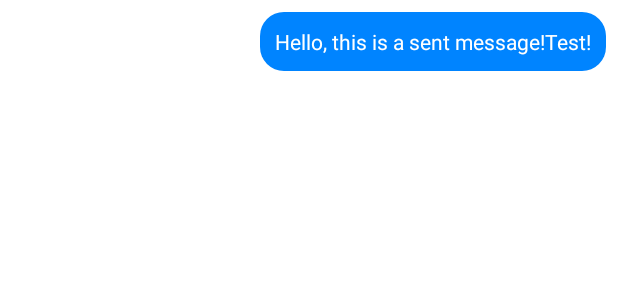
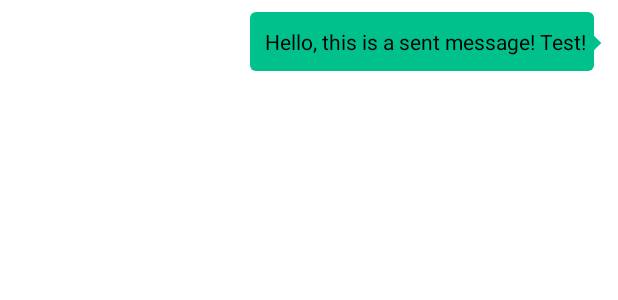
Before and after one commit to Hny0305Lin/NLChat, an Android app: the layout item_chat_sent.xml on its own in the app's theme, with its tools: preview values and no code run, on a phone screen of 412 x 824 dp. Shown: the top 300 px of the screen. Run offline under Robolectric (Android 15) with nearby library versions, the phone set to English and light mode, and no system bars.

Commit message:
🎉Alpha 1.3，新UI聊天界面仿微信气泡(BETA)

```diff
--- a/app/src/main/res/drawable/bg_chat_bubble_received.xml
+++ b/app/src/main/res/drawable/bg_chat_bubble_received.xml
@@ -1,6 +1,6 @@
 <?xml version="1.0" encoding="utf-8"?>
 <shape xmlns:android="http://schemas.android.com/apk/res/android">
-    <solid android:color="#E5E5EA" />
-    <corners android:radius="16dp" />
+    <solid android:color="@color/blue_biaozhun_logowai_transparent" />
+    <corners android:radius="8dp" />
     <padding android:left="8dp" android:top="8dp" android:right="8dp" android:bottom="8dp" />
 </shape>
--- a/app/src/main/res/drawable/bg_chat_bubble_sent.xml
+++ b/app/src/main/res/drawable/bg_chat_bubble_sent.xml
@@ -1,6 +1,6 @@
 <?xml version="1.0" encoding="utf-8"?>
 <shape xmlns:android="http://schemas.android.com/apk/res/android">
-    <solid android:color="#0084FF" />
-    <corners android:radius="16dp" />
+    <solid android:color="@color/nearlinkgreen" />
+    <corners android:radius="8dp" />
     <padding android:left="8dp" android:top="8dp" android:right="8dp" android:bottom="8dp" />
 </shape>
--- /dev/null
+++ b/app/src/main/res/drawable/bg_chat_bubble_wechat_sent.xml
@@ -0,0 +1,28 @@
+<?xml version="1.0" encoding="utf-8"?>
+<layer-list xmlns:android="http://schemas.android.com/apk/res/android">
+    <item>
+        <layer-list>
+            <item android:right="8dp">
+                <shape>
+                    <corners android:radius="4dp" />
+                    <solid android:color="@color/nearlinkgreen" />
+                </shape>
+            </item>
+        </layer-list>
+    </item>
+    <item
+        android:gravity="end|top"
+        android:top="15dp">
+        <rotate
+            android:fromDegrees="315"
+            android:pivotX="50%"
+            android:pivotY="135%">
+            <shape android:shape="rectangle">
+                <size
+                    android:width="8dp"
+                    android:height="8dp" />
+                <solid android:color="@color/nearlinkgreen" />
+            </shape>
+        </rotate>
+    </item>
+</layer-list>
--- a/app/src/main/res/layout/item_chat_received.xml
+++ b/app/src/main/res/layout/item_chat_received.xml
@@ -10,8 +10,8 @@
         android:id="@+id/text_message_body"
         android:layout_width="wrap_content"
         android:layout_height="wrap_content"
-        android:background="@drawable/bg_chat_bubble_received"
+        android:background="@drawable/bg_chat_bubble_wechat_received"
         android:padding="10dp"
         android:textColor="@android:color/black"
-        android:text="Hello, this is a received message!Test!" />
+        android:text="Hello, this is a received message! Test! " />
 </LinearLayout>
--- a/app/src/main/res/layout/item_chat_sent.xml
+++ b/app/src/main/res/layout/item_chat_sent.xml
@@ -10,8 +10,8 @@
         android:id="@+id/text_message_body"
         android:layout_width="wrap_content"
         android:layout_height="wrap_content"
-        android:background="@drawable/bg_chat_bubble_sent"
+        android:background="@drawable/bg_chat_bubble_wechat_sent"
         android:padding="10dp"
-        android:textColor="@android:color/white"
-        android:text="Hello, this is a sent message!Test!" />
+        android:textColor="@android:color/black"
+        android:text="Hello, this is a sent message! Test! " />
 </LinearLayout>
--- a/app/src/main/res/values/strings.xml
+++ b/app/src/main/res/values/strings.xml
@@ -1,7 +1,7 @@
 <resources>
     <string name="app_name">NLChat</string>
     <string name="app_package">com.haohanyh.linmengjia.nearlink.nlchat.fun</string>
-    <string name="app_version">1.3.48.2024.0705</string>
+    <string name="app_version">1.3.52.2024.0705</string>
 
     <string name="appwarn">NLChat，浩瀚银河宗旨为用爱和魔法创造Android APP。</string>
     <string name="thanks3q">友情感谢</string>
```
Also changed, not shown: app/src/main/res/drawable/bg_chat_bubble_wechat_received.xml (added, +28 -0 lines), 2 other files.
